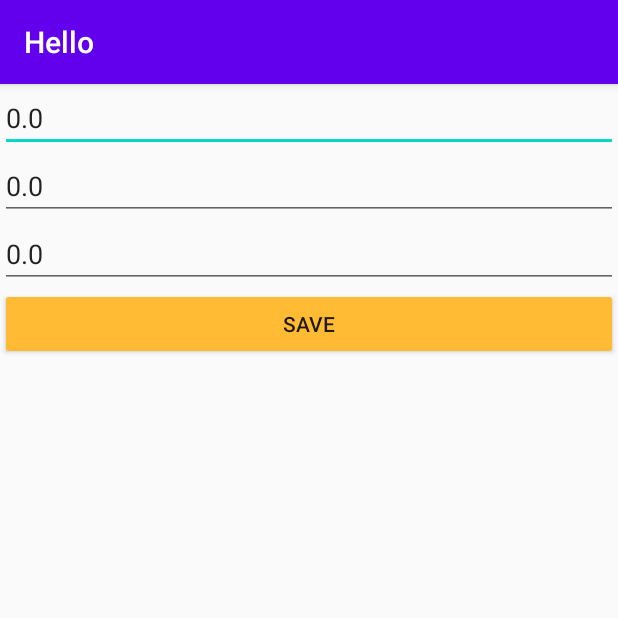
After one commit to zshenf190882/FirstApp, an Android app: the ConfigActivity screen opened directly, with no data from a screen before it, on a phone screen of 412 x 824 dp, the top half of it. The commit adds this screen. Run offline under Robolectric (Android 15) with nearby library versions, the phone set to English and light mode, and no system bars.

Commit message:
汇率配置

```diff
--- /dev/null
+++ b/app/src/main/java/com/example/firstapp/ConfigActivity.java
@@ -0,0 +1,38 @@
+package com.example.firstapp;
+
+import android.content.Intent;
+import android.os.Bundle;
+import android.util.Log;
+import android.view.View;
+import android.widget.EditText;
+
+import androidx.appcompat.app.AppCompatActivity;
+
+public class ConfigActivity extends AppCompatActivity {
+    public final  String TAG="ConfigActivity";
+    EditText dollarText;
+    EditText euroText;
+    EditText wonText;
+    @Override
+    protected void onCreate(Bundle savedInstanceState) {
+        super.onCreate(savedInstanceState);
+        setContentView(R.layout.activity_config);
+        Intent intent =getIntent();
+        float dollar2=intent.getFloatExtra("dollar_rate_key",0.0f);
+        float euro2=intent.getFloatExtra("euro_rate_key",0.0f);
+        float won2=intent.getFloatExtra("won_rate_key",0.0f);
+    Log.i(TAG,"OnCreate: dollar2="+ dollar2);
+        Log.i(TAG,"OnCreate: euro2="+ euro2);
+        Log.i(TAG,"OnCreate: won2="+ won2);
+        dollarText=(EditText)findViewById(R.id.dollar_rate);
+        euroText=(EditText)findViewById(R.id.euro_rate);
+        wonText=(EditText)findViewById(R.id.won_rate);
+        //显示数据到控件
+        dollarText.setText(String.valueOf(dollar2));
+        euroText.setText(String.valueOf(euro2));
+        wonText.setText(String.valueOf(won2));
+    }
+    public void save(View btn){
+        Log.i("cfg","save: ");
+    }
+}
--- /dev/null
+++ b/app/src/main/res/layout/activity_config.xml
@@ -0,0 +1,37 @@
+<?xml version="1.0" encoding="utf-8"?>
+<LinearLayout xmlns:android="http://schemas.android.com/apk/res/android"
+    xmlns:app="http://schemas.android.com/apk/res-auto"
+    xmlns:tools="http://schemas.android.com/tools"
+    android:layout_width="match_parent"
+    android:layout_height="match_parent"
+    android:orientation="vertical"
+    tools:context=".ConfigActivity">
+
+    <EditText
+        android:id="@+id/dollar_rate"
+        android:layout_width="match_parent"
+        android:layout_height="wrap_content"
+        android:ems="10"
+        android:inputType="numberDecimal" />
+
+    <EditText
+        android:id="@+id/euro_rate"
+        android:layout_width="match_parent"
+        android:layout_height="wrap_content"
+        android:ems="10"
+        android:inputType="numberDecimal" />
+
+    <EditText
+        android:id="@+id/won_rate"
+        android:layout_width="match_parent"
+        android:layout_height="wrap_content"
+        android:ems="10"
+        android:inputType="numberDecimal" />
+
+    <Button
+        android:id="@+id/btn_save"
+        android:layout_width="match_parent"
+        android:layout_height="wrap_content"
+        android:onClick="save"
+        android:text="@string/btn_save_label" />
+</LinearLayout>
```
Also changed, not shown: app/src/main/AndroidManifest.xml (+8 -6 lines), app/src/main/java/com/example/firstapp/RateActivity.java (+31 -18 lines), app/src/main/res/layout/activity_rate.xml (+8 -1 lines), app/src/main/res/values/strings.xml (+6 -4 lines).
